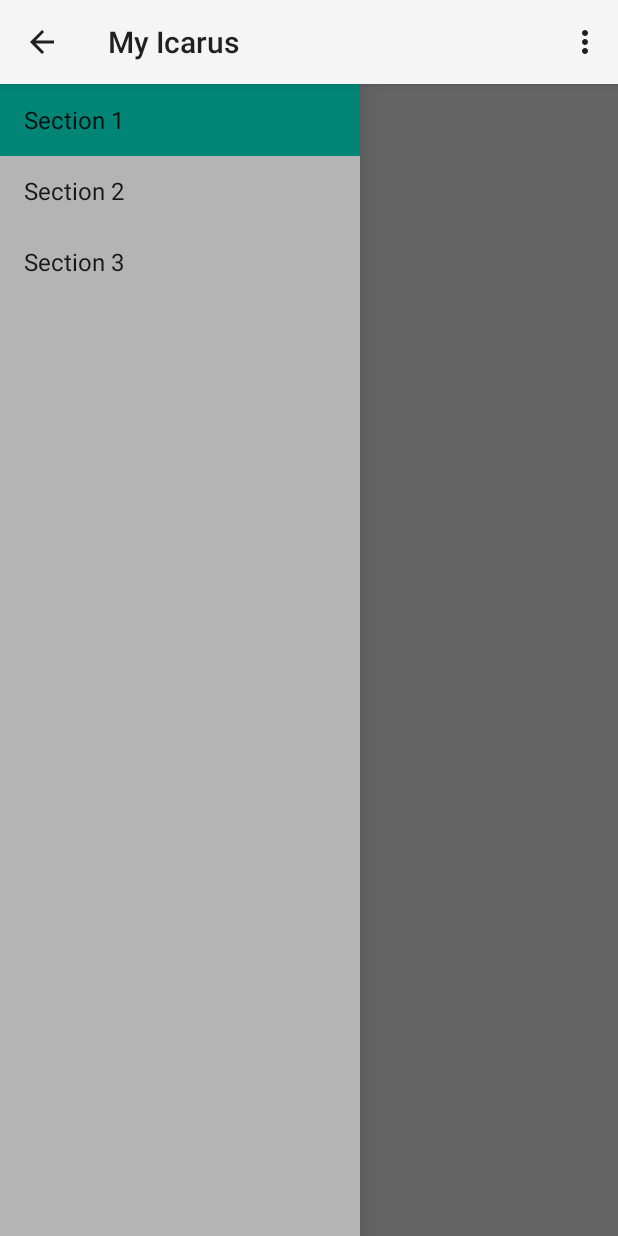
After one commit to AegeanHawks/MobileIcarus, an Android app: the MainActivity screen opened directly, with no data from a screen before it, on a phone screen of 412 x 824 dp. The commit adds this screen. Run offline under Robolectric (Android 15) with nearby library versions, the phone set to English and light mode, and no system bars; 2 statements that could not run were skipped.

Commit message:
Added default navigation drawer This is the navigation drawer before the addition of androidhive based UI

```diff
--- /dev/null
+++ b/app/src/main/java/gr/rambou/myicarus/MainActivity.java
@@ -0,0 +1,151 @@
+package gr.rambou.myicarus;
+
+import android.app.Activity;
+import android.support.v4.app.FragmentTransaction;
+import android.support.v7.app.ActionBarActivity;
+import android.support.v7.app.ActionBar;
+import android.support.v4.app.Fragment;
+import android.support.v4.app.FragmentManager;
+import android.content.Context;
+import android.os.Build;
+import android.os.Bundle;
+import android.util.Log;
+import android.view.Gravity;
+import android.view.LayoutInflater;
+import android.view.Menu;
+import android.view.MenuItem;
+import android.view.View;
+import android.view.ViewGroup;
+import android.support.v4.widget.DrawerLayout;
+import android.widget.ArrayAdapter;
+import android.widget.TextView;
+
+
+public class MainActivity extends ActionBarActivity
+        implements NavigationDrawerFragment.NavigationDrawerCallbacks {
+
+    /**
+     * Fragment managing the behaviors, interactions and presentation of the navigation drawer.
+     */
+    private NavigationDrawerFragment mNavigationDrawerFragment;
+
+    /**
+     * Used to store the last screen title. For use in {@link #restoreActionBar()}.
+     */
+    private CharSequence mTitle;
+
+    @Override
+    protected void onCreate(Bundle savedInstanceState) {
+        super.onCreate(savedInstanceState);
+        setContentView(R.layout.activity_main);
+
+        mNavigationDrawerFragment = (NavigationDrawerFragment)
+                getSupportFragmentManager().findFragmentById(R.id.navigation_drawer);
+        mTitle = getTitle();
+
+        // Set up the drawer.
+        mNavigationDrawerFragment.setUp(
+                R.id.navigation_drawer,
+                (DrawerLayout) findViewById(R.id.drawer_layout));
+    }
+
+    @Override
+    public void onNavigationDrawerItemSelected(int position) {
+        // update the main content by replacing fragments
+        FragmentManager fragmentManager = getSupportFragmentManager();
+        fragmentManager.beginTransaction()
+                .replace(R.id.container, PlaceholderFragment.newInstance(position + 1))
+                .commit();
+    }
+
+    public void onSectionAttached(int number) {
+        switch (number) {
+            case 1:
+                mTitle = getString(R.string.title_section1);
+                break;
+            case 2:
+                mTitle = getString(R.string.title_section2);
+                break;
+            case 3:
+                mTitle = getString(R.string.title_section3);
+                break;
+        }
+    }
+
+    public void restoreActionBar() {
+        ActionBar actionBar = getSupportActionBar();
+        actionBar.setNavigationMode(ActionBar.NAVIGATION_MODE_STANDARD);
+        actionBar.setDisplayShowTitleEnabled(true);
+        actionBar.setTitle(mTitle);
+    }
+
+
+    @Override
+    public boolean onCreateOptionsMenu(Menu menu) {
+        if (!mNavigationDrawerFragment.isDrawerOpen()) {
+            // Only show items in the action bar relevant to this screen
+            // if the drawer is not showing. Otherwise, let the drawer
+            // decide what to show in the action bar.
+            getMenuInflater().inflate(R.menu.main, menu);
+            restoreActionBar();
+            return true;
+        }
+        return super.onCreateOptionsMenu(menu);
+    }
+
+    @Override
+    public boolean onOptionsItemSelected(MenuItem item) {
+        // Handle action bar item clicks here. The action bar will
+        // automatically handle clicks on the Home/Up button, so long
+        // as you specify a parent activity in AndroidManifest.xml.
+        int id = item.getItemId();
+
+        //noinspection SimplifiableIfStatement
+        if (id == R.id.action_settings) {
+            return true;
+        }
+
+        return super.onOptionsItemSelected(item);
+    }
+
+    /**
+     * A placeholder fragment containing a simple view.
+     */
+    public static class PlaceholderFragment extends Fragment {
+        /**
+         * The fragment argument representing the section number for this
+         * fragment.
+         */
+        private static final String ARG_SECTION_NUMBER = "section_number";
+
+        /**
+         * Returns a new instance of this fragment for the given section
+         * number.
+         */
+        public static PlaceholderFragment newInstance(int sectionNumber) {
+            PlaceholderFragment fragment = new PlaceholderFragment();
+            Bundle args = new Bundle();
+            args.putInt(ARG_SECTION_NUMBER, sectionNumber);
+            fragment.setArguments(args);
+            return fragment;
+        }
+
+        public PlaceholderFragment() {
+        }
+
+        @Override
+        public View onCreateView(LayoutInflater inflater, ViewGroup container,
+                                 Bundle savedInstanceState) {
+            View rootView = inflater.inflate(R.layout.fragment_main, container, false);
+            return rootView;
+        }
+
+        @Override
+        public void onAttach(Activity activity) {
+            super.onAttach(activity);
+            ((MainActivity) activity).onSectionAttached(
+                    getArguments().getInt(ARG_SECTION_NUMBER));
+        }
+    }
+
+}
--- /dev/null
+++ b/app/src/main/java/gr/rambou/myicarus/NavigationDrawerFragment.java
@@ -0,0 +1,282 @@
+package gr.rambou.myicarus;
+
+import android.support.v7.app.ActionBarActivity;
+import android.app.Activity;
+import android.support.v7.app.ActionBar;
+import android.support.v4.app.Fragment;
+import android.support.v4.app.ActionBarDrawerToggle;
+import android.support.v4.view.GravityCompat;
+import android.support.v4.widget.DrawerLayout;
+import android.content.SharedPreferences;
+import android.content.res.Configuration;
+import android.os.Bundle;
+import android.preference.PreferenceManager;
+import android.view.LayoutInflater;
+import android.view.Menu;
+import android.view.MenuInflater;
+import android.view.MenuItem;
+import android.view.View;
+import android.view.ViewGroup;
+import android.widget.AdapterView;
+import android.widget.ArrayAdapter;
+import android.widget.ListView;
+import android.widget.Toast;
+
+/**
+ * Fragment used for managing interactions for and presentation of a navigation drawer.
+ * See the <a href="https://developer.android.com/design/patterns/navigation-drawer.html#Interaction">
+ * design guidelines</a> for a complete explanation of the behaviors implemented here.
+ */
+public class NavigationDrawerFragment extends Fragment {
+
+    /**
+     * Remember the position of the selected item.
+     */
+    private static final String STATE_SELECTED_POSITION = "selected_navigation_drawer_position";
+
+    /**
+     * Per the design guidelines, you should show the drawer on launch until the user manually
+     * expands it. This shared preference tracks this.
+     */
+    private static final String PREF_USER_LEARNED_DRAWER = "navigation_drawer_learned";
+
+    /**
+     * A pointer to the current callbacks instance (the Activity).
+     */
+    private NavigationDrawerCallbacks mCallbacks;
+
+    /**
+     * Helper component that ties the action bar to the navigation drawer.
+     */
+    private ActionBarDrawerToggle mDrawerToggle;
+
+    private DrawerLayout mDrawerLayout;
+    private ListView mDrawerListView;
+    private View mFragmentContainerView;
+
+    private int mCurrentSelectedPosition = 0;
+    private boolean mFromSavedInstanceState;
+    private boolean mUserLearnedDrawer;
+
+    public NavigationDrawerFragment() {
+    }
+
+    @Override
+    public void onCreate(Bundle savedInstanceState) {
+        super.onCreate(savedInstanceState);
+
+        // Read in the flag indicating whether or not the user has demonstrated awareness of the
+        // drawer. See PREF_USER_LEARNED_DRAWER for details.
+        SharedPreferences sp = PreferenceManager.getDefaultSharedPreferences(getActivity());
+        mUserLearnedDrawer = sp.getBoolean(PREF_USER_LEARNED_DRAWER, false);
+
+        if (savedInstanceState != null) {
+            mCurrentSelectedPosition = savedInstanceState.getInt(STATE_SELECTED_POSITION);
+            mFromSavedInstanceState = true;
+        }
+
+        // Select either the default item (0) or the last selected item.
+        selectItem(mCurrentSelectedPosition);
+    }
+
+    @Override
+    public void onActivityCreated(Bundle savedInstanceState) {
+        super.onActivityCreated(savedInstanceState);
+        // Indicate that this fragment would like to influence the set of actions in the action bar.
+        setHasOptionsMenu(true);
+    }
+
+    @Override
+    public View onCreateView(LayoutInflater inflater, ViewGroup container,
+                             Bundle savedInstanceState) {
+        mDrawerListView = (ListView) inflater.inflate(
+                R.layout.fragment_navigation_drawer, container, false);
+        mDrawerListView.setOnItemClickListener(new AdapterView.OnItemClickListener() {
+            @Override
+            public void onItemClick(AdapterView<?> parent, View view, int position, long id) {
+                selectItem(position);
+            }
+        });
+        mDrawerListView.setAdapter(new ArrayAdapter<String>(
+                getActionBar().getThemedContext(),
+                android.R.layout.simple_list_item_activated_1,
+                android.R.id.text1,
+                new String[]{
+                        getString(R.string.title_section1),
+                        getString(R.string.title_section2),
+                        getString(R.string.title_section3),
+                }));
+        mDrawerListView.setItemChecked(mCurrentSelectedPosition, true);
+        return mDrawerListView;
+    }
+
+    public boolean isDrawerOpen() {
+        return mDrawerLayout != null && mDrawerLayout.isDrawerOpen(mFragmentContainerView);
+    }
+
+    /**
+     * Users of this fragment must call this method to set up the navigation drawer interactions.
+     *
+     * @param fragmentId   The android:id of this fragment in its activity's layout.
+     * @param drawerLayout The DrawerLayout containing this fragment's UI.
+     */
+    public void setUp(int fragmentId, DrawerLayout drawerLayout) {
+        mFragmentContainerView = getActivity().findViewById(fragmentId);
+        mDrawerLayout = drawerLayout;
+
+        // set a custom shadow that overlays the main content when the drawer opens
+        mDrawerLayout.setDrawerShadow(R.drawable.drawer_shadow, GravityCompat.START);
+        // set up the drawer's list view with items and click listener
+
+        ActionBar actionBar = getActionBar();
+        actionBar.setDisplayHomeAsUpEnabled(true);
+        actionBar.setHomeButtonEnabled(true);
+
+        // ActionBarDrawerToggle ties together the the proper interactions
+        // between the navigation drawer and the action bar app icon.
+        mDrawerToggle = new ActionBarDrawerToggle(
+                getActivity(),                    /* host Activity */
+                mDrawerLayout,                    /* DrawerLayout object */
+                R.drawable.ic_drawer,             /* nav drawer image to replace 'Up' caret */
+                R.string.navigation_drawer_open,  /* "open drawer" description for accessibility */
+                R.string.navigation_drawer_close  /* "close drawer" description for accessibility */
+        ) {
+            @Override
+            public void onDrawerClosed(View drawerView) {
+                super.onDrawerClosed(drawerView);
+                if (!isAdded()) {
+                    return;
+                }
+
+                getActivity().supportInvalidateOptionsMenu(); // calls onPrepareOptionsMenu()
+            }
+
+            @Override
+            public void onDrawerOpened(View drawerView) {
+                super.onDrawerOpened(drawerView);
+                if (!isAdded()) {
+                    return;
+                }
+
+                if (!mUserLearnedDrawer) {
+                    // The user manually opened the drawer; store this flag to prevent auto-showing
+                    // the navigation drawer automatically in the future.
+                    mUserLearnedDrawer = true;
+                    SharedPreferences sp = PreferenceManager
+                            .getDefaultSharedPreferences(getActivity());
+                    sp.edit().putBoolean(PREF_USER_LEARNED_DRAWER, true).apply();
+                }
+
+                getActivity().supportInvalidateOptionsMenu(); // calls onPrepareOptionsMenu()
+            }
+        };
+
+        // If the user hasn't 'learned' about the drawer, open it to introduce them to the drawer,
+        // per the navigation drawer design guidelines.
+        if (!mUserLearnedDrawer && !mFromSavedInstanceState) {
+            mDrawerLayout.openDrawer(mFragmentContainerView);
+        }
+
+        // Defer code dependent on restoration of previous instance state.
+        mDrawerLayout.post(new Runnable() {
+            @Override
+            public void run() {
+                mDrawerToggle.syncState();
+            }
+        });
+
+        mDrawerLayout.setDrawerListener(mDrawerToggle);
+    }
+
+    private void selectItem(int position) {
+        mCurrentSelectedPosition = position;
+        if (mDrawerListView != null) {
+            mDrawerListView.setItemChecked(position, true);
+        }
+        if (mDrawerLayout != null) {
+            mDrawerLayout.closeDrawer(mFragmentContainerView);
+        }
+        if (mCallbacks != null) {
+            mCallbacks.onNavigationDrawerItemSelected(position);
+        }
+    }
+
+    @Override
+    public void onAttach(Activity activity) {
+        super.onAttach(activity);
+        try {
+            mCallbacks = (NavigationDrawerCallbacks) activity;
+        } catch (ClassCastException e) {
+            throw new ClassCastException("Activity must implement NavigationDrawerCallbacks.");
+        }
+    }
+
+    @Override
+    public void onDetach() {
+        super.onDetach();
+        mCallbacks = null;
+    }
+
+    @Override
+    public void onSaveInstanceState(Bundle outState) {
+        super.onSaveInstanceState(outState);
+        outState.putInt(STATE_SELECTED_POSITION, mCurrentSelectedPosition);
+    }
+
+    @Override
+    public void onConfigurationChanged(Configuration newConfig) {
+        super.onConfigurationChanged(newConfig);
+        // Forward the new configuration the drawer toggle component.
+        mDrawerToggle.onConfigurationChanged(newConfig);
+    }
+
+    @Override
+    public void onCreateOptionsMenu(Menu menu, MenuInflater inflater) {
+        // If the drawer is open, show the global app actions in the action bar. See also
+        // showGlobalContextActionBar, which controls the top-left area of the action bar.
+        if (mDrawerLayout != null && isDrawerOpen()) {
+            inflater.inflate(R.menu.global, menu);
+            showGlobalContextActionBar();
+        }
+        super.onCreateOptionsMenu(menu, inflater);
+    }
+
+    @Override
+    public boolean onOptionsItemSelected(MenuItem item) {
+        if (mDrawerToggle.onOptionsItemSelected(item)) {
+            return true;
+        }
+
+        if (item.getItemId() == R.id.action_example) {
+            Toast.makeText(getActivity(), "Example action.", Toast.LENGTH_SHORT).show();
+            return true;
+        }
+
+        return super.onOptionsItemSelected(item);
+    }
+
+    /**
+     * Per the navigation drawer design guidelines, updates the action bar to show the global app
+     * 'context', rather than just what's in the current screen.
+     */
+    private void showGlobalContextActionBar() {
+        ActionBar actionBar = getActionBar();
+        actionBar.setDisplayShowTitleEnabled(true);
+        actionBar.setNavigationMode(ActionBar.NAVIGATION_MODE_STANDARD);
+        actionBar.setTitle(R.string.app_name);
+    }
+
+    private ActionBar getActionBar() {
+        return ((ActionBarActivity) getActivity()).getSupportActionBar();
+    }
+
+    /**
+     * Callbacks interface that all activities using this fragment must implement.
+     */
+    public static interface NavigationDrawerCallbacks {
+        /**
+         * Called when an item in the navigation drawer is selected.
+         */
+        void onNavigationDrawerItemSelected(int position);
+    }
+}
--- /dev/null
+++ b/app/src/main/res/layout/activity_main.xml
@@ -0,0 +1,28 @@
+<!-- A DrawerLayout is intended to be used as the top-level content view using match_parent for both width and height to consume the full space available. -->
+<android.support.v4.widget.DrawerLayout
+    xmlns:android="http://schemas.android.com/apk/res/android"
+    xmlns:tools="http://schemas.android.com/tools"
+    android:theme="@style/Base.Theme.AppCompat"
+    android:id="@+id/drawer_layout"
+    android:layout_width="match_parent"
+    android:layout_height="match_parent"
+    tools:context="gr.rambou.myicarus.MainActivity">
+
+    <!-- As the main content view, the view below consumes the entire
+         space available using match_parent in both dimensions. -->
+    <FrameLayout android:id="@+id/container" android:layout_width="match_parent"
+        android:layout_height="match_parent" />
+
+    <!-- android:layout_gravity="start" tells DrawerLayout to treat
+         this as a sliding drawer on the left side for left-to-right
+         languages and on the right side for right-to-left languages.
+         If you're not building against API 17 or higher, use
+         android:layout_gravity="left" instead. -->
+    <!-- The drawer is given a fixed width in dp and extends the full height of
+         the container. -->
+    <fragment android:id="@+id/navigation_drawer"
+        android:layout_width="@dimen/navigation_drawer_width" android:layout_height="match_parent"
+        android:layout_gravity="start" android:name="gr.rambou.myicarus.NavigationDrawerFragment"
+        tools:layout="@layout/fragment_navigation_drawer" />
+
+</android.support.v4.widget.DrawerLayout>
--- /dev/null
+++ b/app/src/main/res/layout/fragment_navigation_drawer.xml
@@ -0,0 +1,5 @@
+<ListView xmlns:android="http://schemas.android.com/apk/res/android"
+    xmlns:tools="http://schemas.android.com/tools" android:layout_width="match_parent"
+    android:layout_height="match_parent" android:choiceMode="singleChoice"
+    android:divider="@android:color/transparent" android:dividerHeight="0dp"
+    android:background="#cccc" tools:context="gr.rambou.myicarus.NavigationDrawerFragment" />
--- /dev/null
+++ b/app/src/main/res/menu/global.xml
@@ -0,0 +1,5 @@
+<menu xmlns:android="http://schemas.android.com/apk/res/android"
+    xmlns:app="http://schemas.android.com/apk/res-auto">
+    <item android:id="@+id/action_settings" android:title="@string/action_settings"
+        android:orderInCategory="100" android:showAsAction="never" />
+</menu>
--- /dev/null
+++ b/app/src/main/res/menu/main.xml
@@ -0,0 +1,8 @@
+<menu xmlns:android="http://schemas.android.com/apk/res/android"
+    xmlns:app="http://schemas.android.com/apk/res-auto"
+    xmlns:tools="http://schemas.android.com/tools" tools:context="gr.rambou.myicarus.MainActivity">
+    <item android:id="@+id/action_example" android:title="@string/action_example"
+        android:showAsAction="withText|ifRoom" />
+    <item android:id="@+id/action_settings" android:title="@string/action_settings"
+        android:orderInCategory="100" android:showAsAction="never" />
+</menu>
--- a/app/src/main/res/values/dimens.xml
+++ b/app/src/main/res/values/dimens.xml
@@ -1,5 +1,9 @@
+<?xml version="1.0" encoding="utf-8"?>
 <resources>
+
     <!-- Default screen margins, per the Android Design guidelines. -->
     <dimen name="activity_horizontal_margin">16dp</dimen>
     <dimen name="activity_vertical_margin">16dp</dimen>
+    <dimen name="navigation_drawer_width">240dp</dimen>
+
 </resources>
--- a/app/src/main/res/values/strings.xml
+++ b/app/src/main/res/values/strings.xml
@@ -6,5 +6,13 @@
     <string name="Password">Password</string>
     <string name="Login">Login</string>
     <string name="Error_Login">Wrong credentials or server down!</string>
+    <string name="title_activity_main">MainActivity</string>
+    <string name="title_section1">Section 1</string>
+    <string name="title_section2">Section 2</string>
+    <string name="title_section3">Section 3</string>
+    <string name="navigation_drawer_open">Open navigation drawer</string>
+    <string name="navigation_drawer_close">Close navigation drawer</string>
+    <string name="action_example">Example action</string>
+    <string name="action_settings">Settings</string>
 
 </resources>
--- a/app/src/main/res/values/styles.xml
+++ b/app/src/main/res/values/styles.xml
@@ -5,4 +5,7 @@
         <!-- Customize your theme here. -->
     </style>
 
+    <style name="customTheme" parent="Base.Theme.AppCompat.Light">
+        <!-- Customize your theme here. -->
+    </style>
 </resources>
```
Also changed, not shown: app/src/main/AndroidManifest.xml (+15 -8 lines), app/src/main/java/gr/rambou/myicarus/LoginActivity.java (+7 -0 lines), app/src/main/res/layout/fragment_main.xml (added, +12 -0 lines), app/src/main/res/drawable-hdpi/drawer_shadow.9.png (added), app/src/main/res/drawable-hdpi/ic_drawer.png (added), app/src/main/res/drawable-mdpi/drawer_shadow.9.png (added), app/src/main/res/drawable-mdpi/ic_drawer.png (added), app/src/main/res/drawable-xhdpi/drawer_shadow.9.png (added), app/src/main/res/drawable-xhdpi/ic_drawer.png (added), app/src/main/res/drawable-xxhdpi/drawer_shadow.9.png (added), app/src/main/res/drawable-xxhdpi/ic_drawer.png (added).
